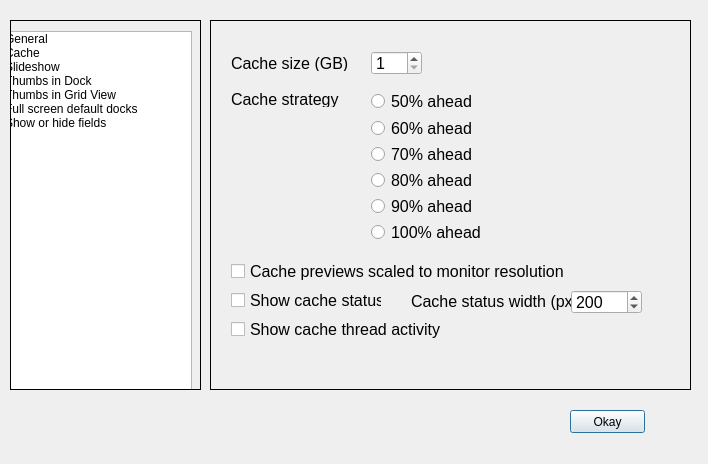
Before: the Qt Designer form prefdlg.ui in towhee/Winnow64, drawn with Qt 5.
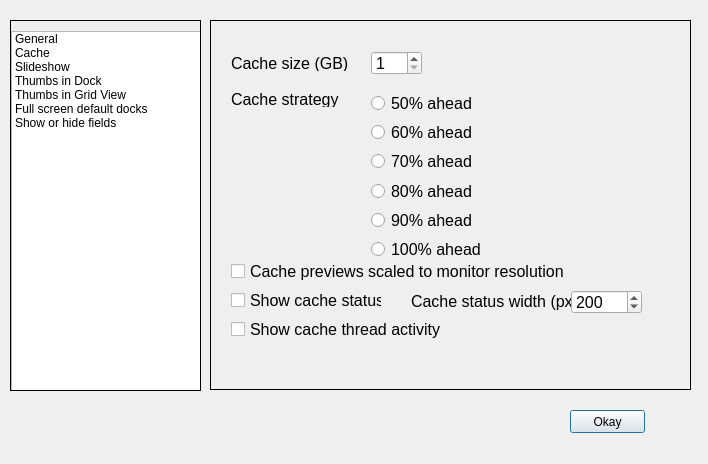
After: the same form once the commit is applied. The open tabs and pages were chosen to show the change.

Patch:
```diff
--- a/prefdlg.ui
+++ b/prefdlg.ui
@@ -283,7 +283,7 @@
        <x>160</x>
        <y>70</y>
        <width>115</width>
-       <height>151</height>
+       <height>170</height>
       </rect>
      </property>
      <property name="font">
@@ -1818,7 +1818,7 @@
      <x>10</x>
      <y>20</y>
      <width>191</width>
-     <height>370</height>
+     <height>371</height>
     </rect>
    </property>
    <property name="frameShape">
@@ -1831,7 +1831,7 @@
     <widget class="QListWidget" name="listWidget">
      <property name="geometry">
       <rect>
-       <x>-10</x>
+       <x>0</x>
        <y>10</y>
        <width>191</width>
        <height>360</height>
```
Left out of the diff: 2 changed lines with no effect on the pictures.
